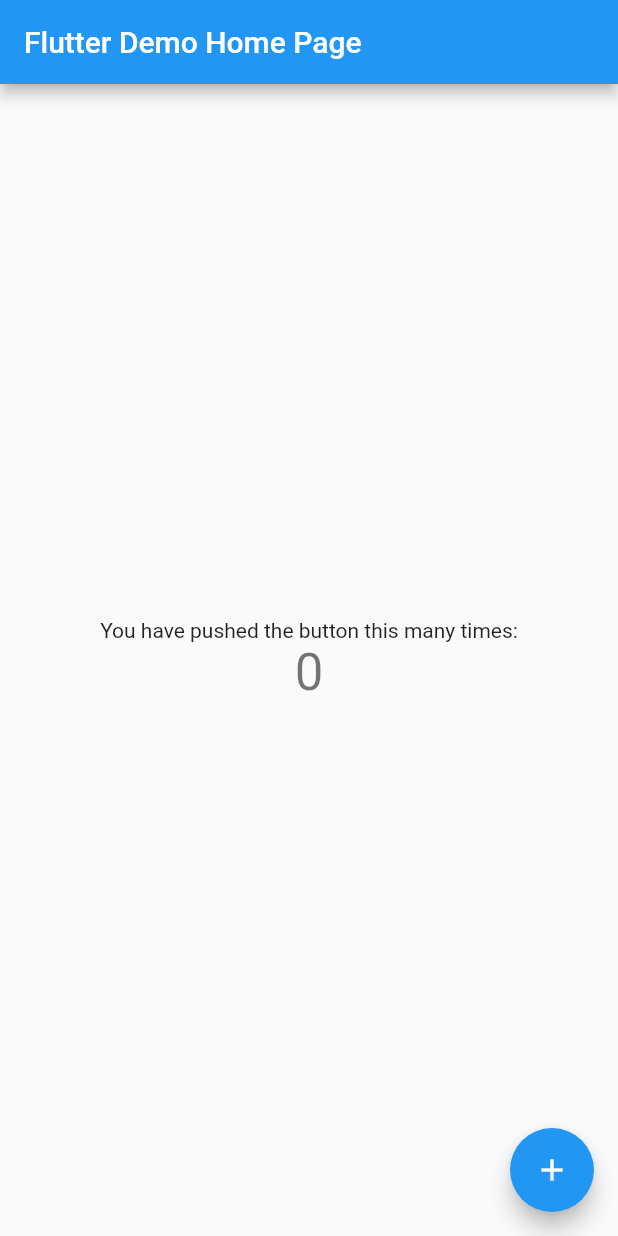
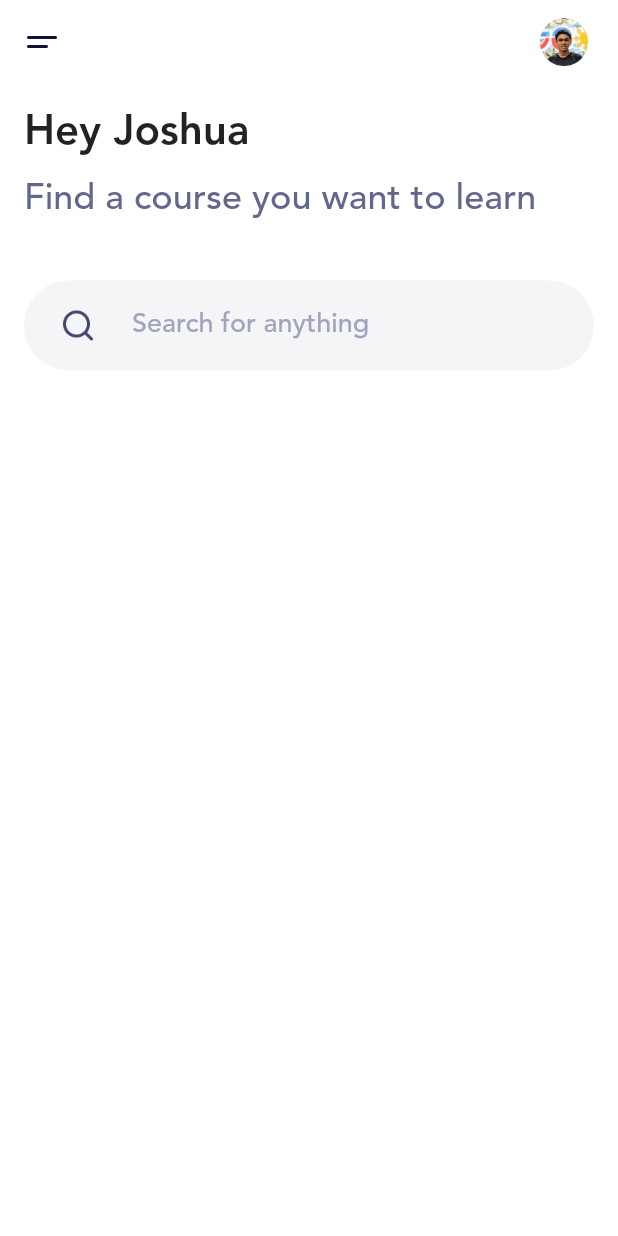
Before and after one commit to joshuadeguzman/techph_course_app, a Flutter app: the screen it shows after launch, on a phone screen of 412 x 824 dp. Run offline on Flutter 3.47's test engine with Material 2 defaults, Android fonts, the phone set to English and light mode, and no system bars.

Commit message:
Add search

```diff
--- a/lib/main.dart
+++ b/lib/main.dart
@@ -1,4 +1,5 @@
 import 'package:flutter/material.dart';
+import 'package:simple_course_app/screens/home/home_screen.dart';
 
 void main() {
   runApp(MyApp());
@@ -12,55 +13,9 @@ class MyApp extends StatelessWidget {
       theme: ThemeData(
         primarySwatch: Colors.blue,
         visualDensity: VisualDensity.adaptivePlatformDensity,
+        fontFamily: "Avenir",
       ),
-      home: MyHomePage(title: 'Flutter Demo Home Page'),
+      home: HomeScreen(),
     );
   }
 }
-
-class MyHomePage extends StatefulWidget {
-  MyHomePage({Key key, this.title}) : super(key: key);
-
-  final String title;
-
-  @override
-  _MyHomePageState createState() => _MyHomePageState();
-}
-
-class _MyHomePageState extends State<MyHomePage> {
-  int _counter = 0;
-
-  void _incrementCounter() {
-    setState(() {
-      _counter++;
-    });
-  }
-
-  @override
-  Widget build(BuildContext context) {
-    return Scaffold(
-      appBar: AppBar(
-        title: Text(widget.title),
-      ),
-      body: Center(
-        child: Column(
-          mainAxisAlignment: MainAxisAlignment.center,
-          children: <Widget>[
-            Text(
-              'You have pushed the button this many times:',
-            ),
-            Text(
-              '$_counter',
-              style: Theme.of(context).textTheme.headline4,
-            ),
-          ],
-        ),
-      ),
-      floatingActionButton: FloatingActionButton(
-        onPressed: _incrementCounter,
-        tooltip: 'Increment',
-        child: Icon(Icons.add),
-      ),
-    );
-  }
-}
--- /dev/null
+++ b/lib/screens/home/home_screen.dart
@@ -0,0 +1,104 @@
+import 'package:flutter/material.dart';
+
+class HomeScreen extends StatelessWidget {
+  @override
+  Widget build(BuildContext context) {
+    return Scaffold(
+      backgroundColor: Colors.white,
+      appBar: AppBar(
+        backgroundColor: Colors.white,
+        leading: IconButton(
+          icon: SizedBox(
+            height: 24,
+            width: 24,
+            child: Image.asset("assets/images/menu.png"),
+          ),
+          onPressed: () {
+            debugPrint("menu is pressed");
+          },
+        ),
+        actions: <Widget>[
+          Padding(
+            padding: const EdgeInsets.only(right: 12),
+            child: IconButton(
+              icon: SizedBox(
+                height: 40,
+                width: 40,
+                child: Image.asset("assets/images/profile.png"),
+              ),
+              onPressed: () {
+                debugPrint("profileImage is pressed");
+              },
+            ),
+          ),
+        ],
+        elevation: 0,
+      ),
+      body: Center(
+        child: Padding(
+          padding: const EdgeInsets.all(16),
+          child: Column(
+            crossAxisAlignment: CrossAxisAlignment.stretch,
+            children: <Widget>[
+              Text(
+                "Hey Joshua",
+                style: TextStyle(
+                  fontSize: 28,
+                  fontWeight: FontWeight.bold,
+                ),
+              ),
+              Padding(
+                padding: const EdgeInsets.only(top: 12),
+                child: Text(
+                  "Find a course you want to learn",
+                  style: TextStyle(
+                    fontSize: 24,
+                    color: Color(0xFF61688B),
+                  ),
+                ),
+              ),
+              Container(
+                height: 60,
+                margin: const EdgeInsets.only(top: 40),
+                padding: const EdgeInsets.symmetric(
+                  horizontal: 24,
+                ),
+                decoration: BoxDecoration(
+                  color: Color(0xFFF5F5F7),
+                  borderRadius: BorderRadius.circular(32),
+                ),
+                child: Row(
+                  children: <Widget>[
+                    SizedBox(
+                      height: 24,
+                      width: 24,
+                      child: Image.asset("assets/images/search.png"),
+                    ),
+                    Container(
+                      margin: const EdgeInsets.only(left: 24),
+                      width: 200,
+                      child: TextField(
+                        decoration: InputDecoration(
+                          hintText: "Search for anything",
+                          hintStyle: TextStyle(
+                            fontSize: 18,
+                            color: Color(0xFFA0A5BD),
+                          ),
+                          border: InputBorder.none,
+                          focusedBorder: InputBorder.none,
+                          enabledBorder: InputBorder.none,
+                          errorBorder: InputBorder.none,
+                          disabledBorder: InputBorder.none,
+                        ),
+                      ),
+                    ),
+                  ],
+                ),
+              ),
+            ],
+          ),
+        ),
+      ),
+    );
+  }
+}
```
Also changed, not shown: pubspec.yaml (+11 -0 lines), assets/fonts/bold.otf (added), assets/fonts/light.otf (added), assets/fonts/normal.otf (added), assets/images/best_seller_ribbon.png (added), assets/images/business.png (added), assets/images/design_thinking.png (added), assets/images/marketing.png (added), assets/images/menu.png (added), assets/images/people.png (added), assets/images/photography.png (added), assets/images/profile.png (added), assets/images/search.png (added), assets/images/star.png (added), 1 more files.
